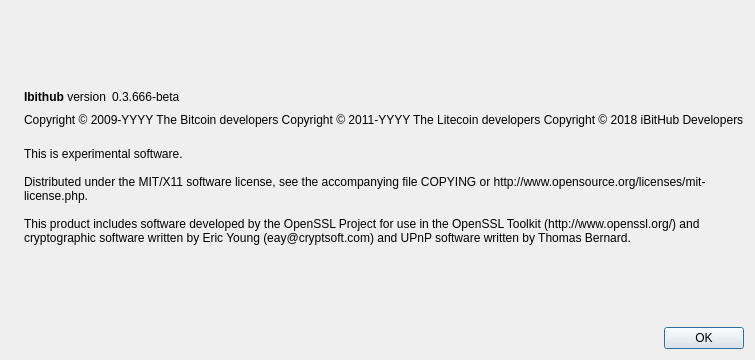
Qt form src/qt/forms/aboutdialog.ui (ibithub/ibithub) before a commit.
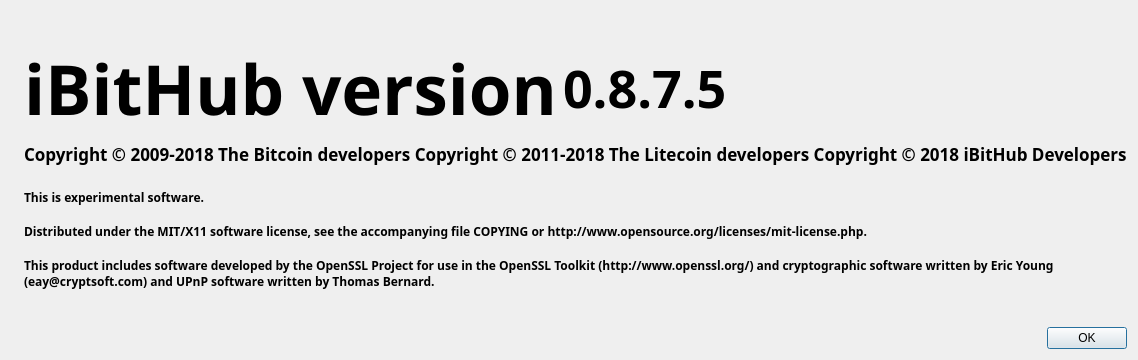
The same form after that commit. Icons and pictures are not drawn.

The edit to the form file:
```diff
--- a/src/qt/forms/aboutdialog.ui
+++ b/src/qt/forms/aboutdialog.ui
@@ -6,7 +6,7 @@
    <rect>
     <x>0</x>
     <y>0</y>
-    <width>593</width>
+    <width>943</width>
     <height>360</height>
    </rect>
   </property>
@@ -46,11 +46,19 @@
       <layout class="QHBoxLayout" name="horizontalLayout">
        <item>
         <widget class="QLabel" name="label">
+         <property name="font">
+          <font>
+           <family>Keraleeyam</family>
+           <pointsize>52</pointsize>
+           <weight>75</weight>
+           <bold>true</bold>
+          </font>
+         </property>
          <property name="cursor">
           <cursorShape>IBeamCursor</cursorShape>
          </property>
          <property name="text">
-          <string>&lt;b&gt;Ibithub&lt;/b&gt; version</string>
+          <string>&lt;b&gt;iBitHub&lt;/b&gt; version</string>
          </property>
          <property name="textInteractionFlags">
           <set>Qt::LinksAccessibleByMouse|Qt::TextSelectableByKeyboard|Qt::TextSelectableByMouse</set>
@@ -59,11 +67,19 @@
        </item>
        <item>
         <widget class="QLabel" name="versionLabel">
+         <property name="font">
+          <font>
+           <family>Keraleeyam</family>
+           <pointsize>39</pointsize>
+           <weight>75</weight>
+           <bold>true</bold>
+          </font>
+         </property>
          <property name="cursor">
           <cursorShape>IBeamCursor</cursorShape>
          </property>
          <property name="text">
-          <string notr="true">0.3.666-beta</string>
+          <string notr="true">0.8.7.5</string>
          </property>
          <property name="textInteractionFlags">
           <set>Qt::LinksAccessibleByMouse|Qt::TextSelectableByKeyboard|Qt::TextSelectableByMouse</set>
@@ -87,12 +103,20 @@
      </item>
      <item>
       <widget class="QLabel" name="copyrightLabel">
+       <property name="font">
+        <font>
+         <family>Keraleeyam</family>
+         <pointsize>13</pointsize>
+         <weight>75</weight>
+         <bold>true</bold>
+        </font>
+       </property>
        <property name="cursor">
         <cursorShape>IBeamCursor</cursorShape>
        </property>
        <property name="text">
-        <string notr="true">Copyright &amp;copy; 2009-YYYY The Bitcoin developers
-Copyright &amp;copy; 2011-YYYY The Litecoin developers
+        <string notr="true">Copyright &amp;copy; 2009-2018 The Bitcoin developers
+Copyright &amp;copy; 2011-2018 The Litecoin developers
 Copyright &amp;copy; 2018 iBitHub Developers</string>
        </property>
        <property name="textFormat">
@@ -105,6 +129,13 @@
      </item>
      <item>
       <widget class="QLabel" name="label_2">
+       <property name="font">
+        <font>
+         <family>Keraleeyam</family>
+         <weight>75</weight>
+         <bold>true</bold>
+        </font>
+       </property>
        <property name="cursor">
         <cursorShape>IBeamCursor</cursorShape>
        </property>
```
